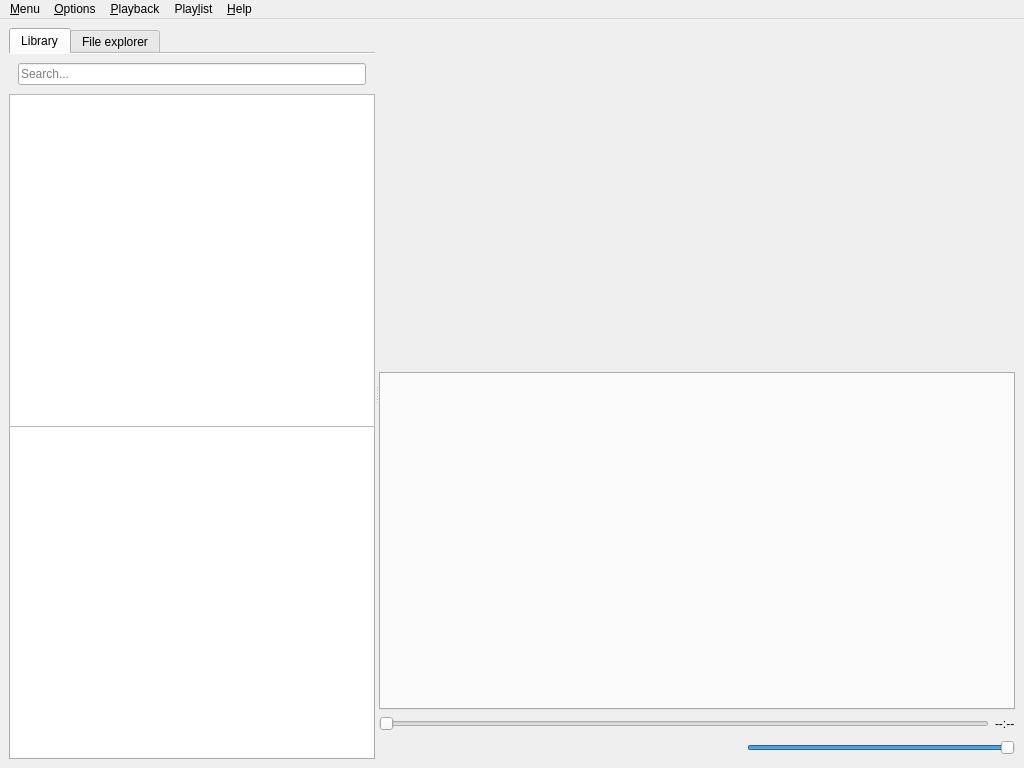
First picture: the form in code/src/mainwindow.ui, repository MBach/Miam-Player, before the edit.
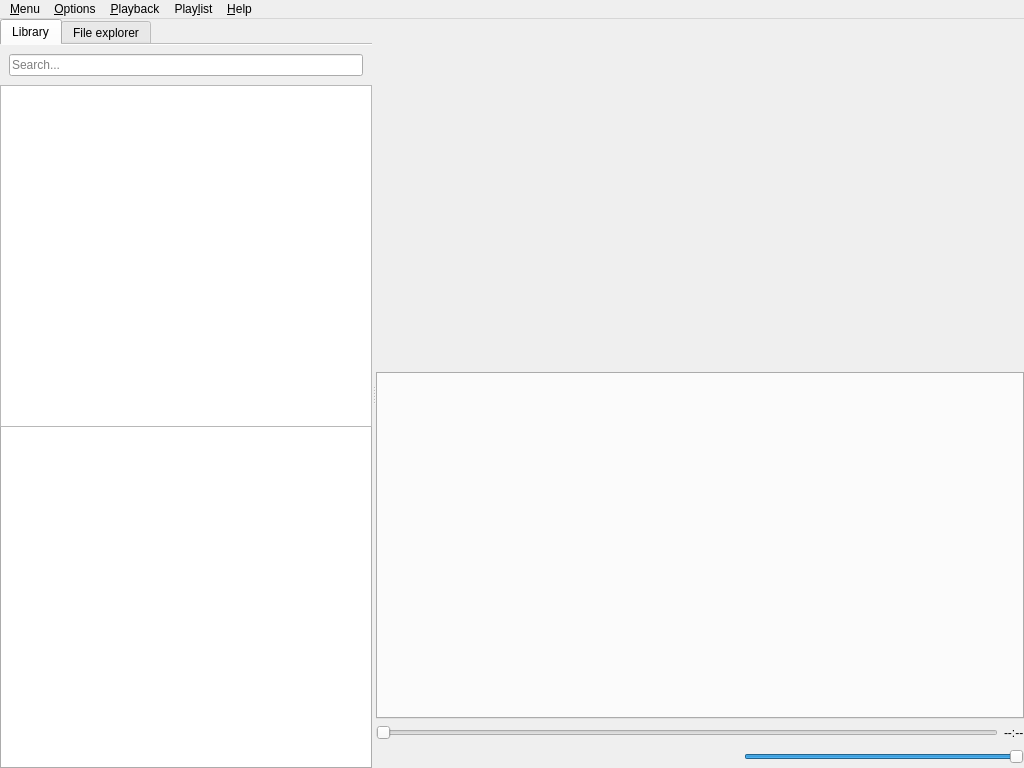
Second picture: the form after the edit. Icons and pictures are not drawn. Custom widgets are drawn as their Qt base class.

The edit to the form file:
```diff
--- a/code/src/mainwindow.ui
+++ b/code/src/mainwindow.ui
@@ -18,6 +18,12 @@
   </property>
   <widget class="QWidget" name="centralwidget">
    <layout class="QHBoxLayout" name="horizontalLayout_2">
+    <property name="spacing">
+     <number>0</number>
+    </property>
+    <property name="margin">
+     <number>0</number>
+    </property>
     <item>
      <widget class="QSplitter" name="splitter">
       <property name="orientation">
@@ -153,6 +159,15 @@
       </widget>
       <widget class="QWidget" name="widgetMediaObjects" native="true">
        <layout class="QVBoxLayout" name="verticalLayout">
+        <property name="leftMargin">
+         <number>0</number>
+        </property>
+        <property name="topMargin">
+         <number>0</number>
+        </property>
+        <property name="rightMargin">
+         <number>0</number>
+        </property>
         <item>
          <widget class="TagEditor" name="tagEditor" native="true">
           <property name="sizePolicy">
@@ -656,6 +671,12 @@
    <extends>QLabel</extends>
    <header>timelabel.h</header>
   </customwidget>
+  <customwidget>
+   <class>ExtendedTabWidget</class>
+   <extends>QTabWidget</extends>
+   <header>library/extendedtabwidget.h</header>
+   <container>1</container>
+  </customwidget>
  </customwidgets>
  <tabstops>
   <tabstop>leftTabs</tabstop>
```
Left out of the diff: 24 changed lines with no effect on the pictures.
